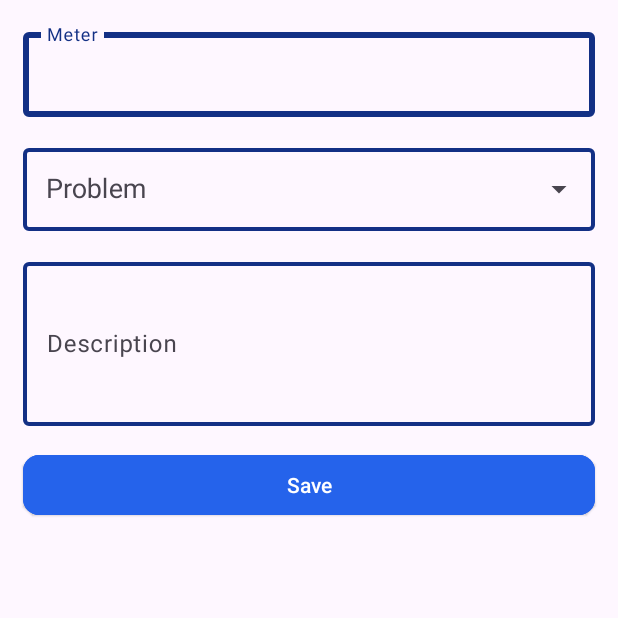
After one commit to Gugas749/Watertrack-WEB, an Android app: the fragment MainACReportFrag shown on its own in the app's theme, on a phone screen of 412 x 824 dp, the top half of it. The commit adds this screen. Run offline under Robolectric (Android 15) with nearby library versions, the phone set to English and light mode, and no system bars; our stand-ins replace sdp/ssp sizes.

Commit message:
ReportView  layout adicionado

```diff
--- /dev/null
+++ b/[ANDROID]/WaterTrack/app/src/main/java/com/grupok/watertrack/fragments/mainactivityfrags/addreportview/MainACReportFrag.java
@@ -0,0 +1,66 @@
+package com.grupok.watertrack.fragments.mainactivityfrags.addreportview;
+
+import android.os.Bundle;
+
+import androidx.fragment.app.Fragment;
+
+import android.view.LayoutInflater;
+import android.view.View;
+import android.view.ViewGroup;
+
+import com.grupok.watertrack.R;
+
+/**
+ * A simple {@link Fragment} subclass.
+ * Use the {@link MainACReportFrag#newInstance} factory method to
+ * create an instance of this fragment.
+ */
+public class MainACReportFrag extends Fragment {
+
+    // TODO: Rename parameter arguments, choose names that match
+    // the fragment initialization parameters, e.g. ARG_ITEM_NUMBER
+    private static final String ARG_PARAM1 = "param1";
+    private static final String ARG_PARAM2 = "param2";
+
+    // TODO: Rename and change types of parameters
+    private String mParam1;
+    private String mParam2;
+
+    public MainACReportFrag() {
+        // Required empty public constructor
+    }
+
+    /**
+     * Use this factory method to create a new instance of
+     * this fragment using the provided parameters.
+     *
+     * @param param1 Parameter 1.
+     * @param param2 Parameter 2.
+     * @return A new instance of fragment MainACReportFrag.
+     */
+    // TODO: Rename and change types and number of parameters
+    public static MainACReportFrag newInstance(String param1, String param2) {
+        MainACReportFrag fragment = new MainACReportFrag();
+        Bundle args = new Bundle();
+        args.putString(ARG_PARAM1, param1);
+        args.putString(ARG_PARAM2, param2);
+        fragment.setArguments(args);
+        return fragment;
+    }
+
+    @Override
+    public void onCreate(Bundle savedInstanceState) {
+        super.onCreate(savedInstanceState);
+        if (getArguments() != null) {
+            mParam1 = getArguments().getString(ARG_PARAM1);
+            mParam2 = getArguments().getString(ARG_PARAM2);
+        }
+    }
+
+    @Override
+    public View onCreateView(LayoutInflater inflater, ViewGroup container,
+                             Bundle savedInstanceState) {
+        // Inflate the layout for this fragment
+        return inflater.inflate(R.layout.fragment_main_a_c_report, container, false);
+    }
+}
--- /dev/null
+++ b/[ANDROID]/WaterTrack/app/src/main/res/layout/fragment_main_a_c_report.xml
@@ -0,0 +1,109 @@
+<?xml version="1.0" encoding="utf-8"?>
+<FrameLayout xmlns:android="http://schemas.android.com/apk/res/android"
+    xmlns:tools="http://schemas.android.com/tools"
+    android:layout_width="match_parent"
+    android:layout_height="match_parent"
+    xmlns:app="http://schemas.android.com/apk/res-auto"
+    tools:context=".fragments.mainactivityfrags.addcontadorview.MainAcAddContadorFrag">
+
+    <ScrollView
+        android:layout_width="match_parent"
+        android:layout_height="match_parent">
+        <RelativeLayout
+            android:layout_width="wrap_content"
+            android:layout_height="wrap_content">
+            <!--ID Meter - TEXT INPUT -->
+            <com.google.android.material.textfield.TextInputLayout
+                android:id="@+id/inputLayout_TextInput_Meter_ReportFrag_MainAc"
+                style="@style/Widget.Material3.TextInputLayout.OutlinedBox"
+                android:layout_width="match_parent"
+                android:layout_height="wrap_content"
+                android:layout_alignParentTop="true"
+                android:layout_marginLeft="@dimen/_12sdp"
+                android:layout_marginTop="16dp"
+                android:layout_marginRight="@dimen/_12sdp"
+                android:hint="@string/mainActivity_ReportFrag_TextField_Meter"
+                app:boxStrokeColor="@color/textfield_stroke_colors"
+                app:boxStrokeErrorColor="?attr/colorError"
+                app:boxStrokeWidth="@dimen/_2sdp"
+                app:boxStrokeWidthFocused="@dimen/_3sdp"
+                app:hintTextColor="@color/textfield_stroke_colors">
+
+                <com.google.android.material.textfield.TextInputEditText
+                    android:id="@+id/editText_Meter_ReportFrag_MainAc"
+                    android:layout_width="match_parent"
+                    android:layout_height="wrap_content"
+                    android:inputType="textPassword"
+                    android:singleLine="true" />
+            </com.google.android.material.textfield.TextInputLayout>
+            <!-- PROBLEM - COMBO BOX -->
+            <com.google.android.material.textfield.TextInputLayout
+                android:id="@+id/inputLayout_ComboBox_Problem_ReportFrag_MainAc"
+                style="@style/Widget.Material3.TextInputLayout.OutlinedBox"
+                android:layout_width="match_parent"
+                android:layout_height="wrap_content"
+                android:layout_below="@+id/inputLayout_TextInput_Meter_ReportFrag_MainAc"
+                android:hint="@string/mainActivity_ReportFrag_ComboBox_Problem"
+                app:hintTextColor="@color/textfield_stroke_colors"
+                app:boxStrokeColor="@color/textfield_stroke_colors"
+                app:boxStrokeErrorColor="?attr/colorError"
+                app:boxStrokeWidth="@dimen/_2sdp"
+                app:boxStrokeWidthFocused="@dimen/_3sdp"
+                android:layout_marginTop="@dimen/_12sdp"
+                android:layout_marginLeft="@dimen/_12sdp"
+                android:layout_marginRight="@dimen/_12sdp"
+                app:endIconMode="dropdown_menu">
+
+                <com.google.android.material.textfield.MaterialAutoCompleteTextView
+                    android:id="@+id/comboBox_Problem_ReportFrag_MainAc"
+                    android:layout_width="match_parent"
+                    android:layout_height="wrap_content"
+                    android:inputType="none"
+                    android:focusable="true"
+                    android:importantForAutofill="no"
+                    android:padding="@dimen/_12sdp"/>
+            </com.google.android.material.textfield.TextInputLayout>
+
+            <!-- DESCRIPTION - TEXT INPUT -->
+            <com.google.android.material.textfield.TextInputLayout
+                android:id="@+id/inputLayout_TextInput_Description_ReportFrag_MainAc"
+                style="@style/Widget.Material3.TextInputLayout.OutlinedBox"
+                android:layout_width="match_parent"
+                android:layout_height="wrap_content"
+                android:layout_below="@+id/inputLayout_ComboBox_Problem_ReportFrag_MainAc"
+                android:hint="@string/mainActivity_ReportFrag_TextField_Description"
+                app:hintTextColor="@color/textfield_stroke_colors"
+                app:boxStrokeColor="@color/textfield_stroke_colors"
+                app:boxStrokeErrorColor="?attr/colorError"
+                app:boxStrokeWidth="@dimen/_2sdp"
+                app:boxStrokeWidthFocused="@dimen/_3sdp"
+                android:layout_marginTop="@dimen/_12sdp"
+                android:layout_marginLeft="@dimen/_12sdp"
+                android:layout_marginRight="@dimen/_12sdp"  >
+
+                <com.google.android.material.textfield.TextInputEditText
+                    android:id="@+id/editText_Description_ReportFragFrag_MainAc"
+                    android:layout_width="match_parent"
+                    android:layout_height="109dp"
+                    android:inputType="textPassword"
+                    android:maxLines="10"/>
+            </com.google.android.material.textfield.TextInputLayout>
+            <!-- ADD - BUTTON -->
+            <com.google.android.material.button.MaterialButton
+                android:id="@+id/butLogin_LoginFrag_AuthAc"
+                style="@style/Widget.Material3.Button.ElevatedButton"
+                android:layout_width="match_parent"
+                android:layout_height="wrap_content"
+                android:layout_margin="@dimen/_12sdp"
+                android:paddingBottom="@dimen/_7sdp"
+                android:paddingTop="@dimen/_7sdp"
+                android:text="@string/general_save"
+                android:layout_below="@+id/inputLayout_TextInput_Description_ReportFrag_MainAc"
+                app:cornerRadius="@dimen/_8sdp"
+                android:layout_gravity="center_horizontal"
+                android:backgroundTint="?attr/buttonTint"
+                android:textColor="?attr/textColorButtons"/>
+        </RelativeLayout>
+    </ScrollView>
+
+</FrameLayout>
--- a/[ANDROID]/WaterTrack/app/src/main/res/values/strings.xml
+++ b/[ANDROID]/WaterTrack/app/src/main/res/values/strings.xml
@@ -37,7 +37,7 @@
     <string name="mainActivity_AlertDialog_BackPressed_AddContador_Title">Exit</string>
     <string name="mainActivity_AlertDialog_BackPressed_AddContador_Desc">Do you wish to exit without saving?</string>
     <!-- MAIN ACTIVITY | MAIN VIEW -->
-    <string name="mainActivity_MainViewFrag_LabelConadores">Meus Contadores</string>
+    <string name="mainActivity_MainViewFrag_LabelConadores">My Meters</string>
     <string name="mainActivity_MainViewFrag_TextView_NothingToDisplay">Theres no Meters to be displayed.</string>
     <string name="mainActivity_MainViewFrag_SnackBar_NothingToSearch">Theres no Meters to be searched.</string>
     <string name="mainActivity_MainViewFrag_TextField_Search">Search</string>
@@ -56,6 +56,11 @@
     <string name="mainActivity_AddContadorFrag_ComboBox_MeasureUnity">Measure Unity</string>
     <string name="mainActivity_AddContadorFrag_TextField_SupportedTemp">Supported Temperature</string>
     <string name="mainActivity_AddContadorFrag_ComboBox_Status">Status</string>
+    <!-- MAIN ACTIVITY | ADD REPORT -->
+    <string name="mainActivity_ReportFrag_TextField_Meter">Meter</string>
+    <string name="mainActivity_ReportFrag_ComboBox_Problem">Problem</string>
+    <string name="mainActivity_ReportFrag_TextField_Description">Description</string>
+
     <!-- CREDITS -->
     <string name="credits_icons_search">Search - Created by Royyan Wijaya - Flaticon</string>
     <string name="credits_icons_water_drop">Water Drop - Created by Good Ware - Flaticon</string>
```
